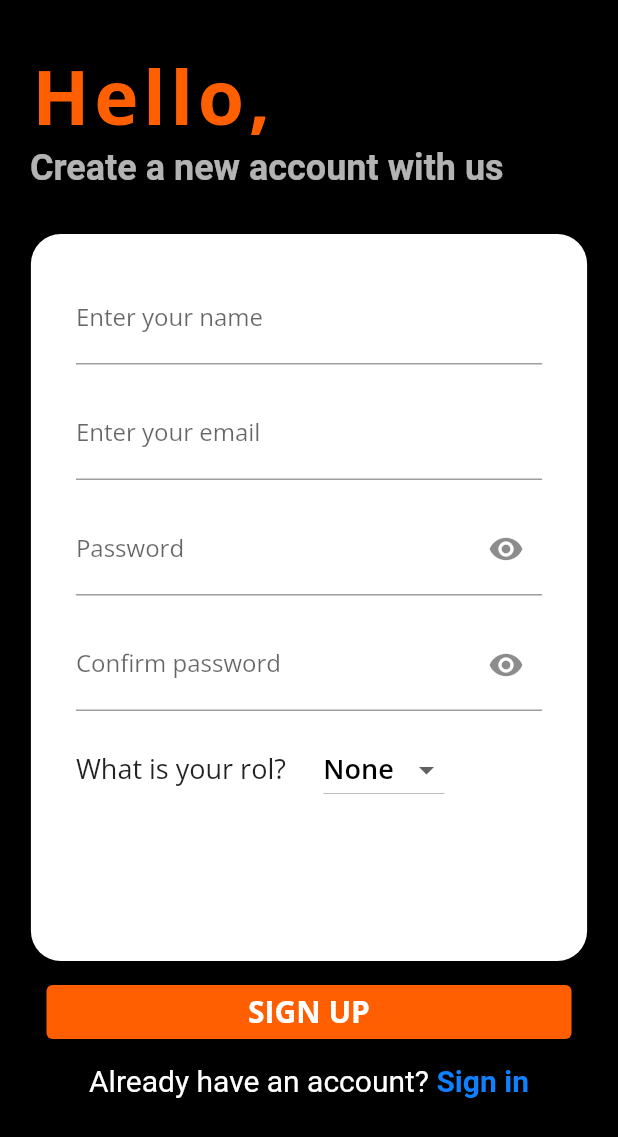
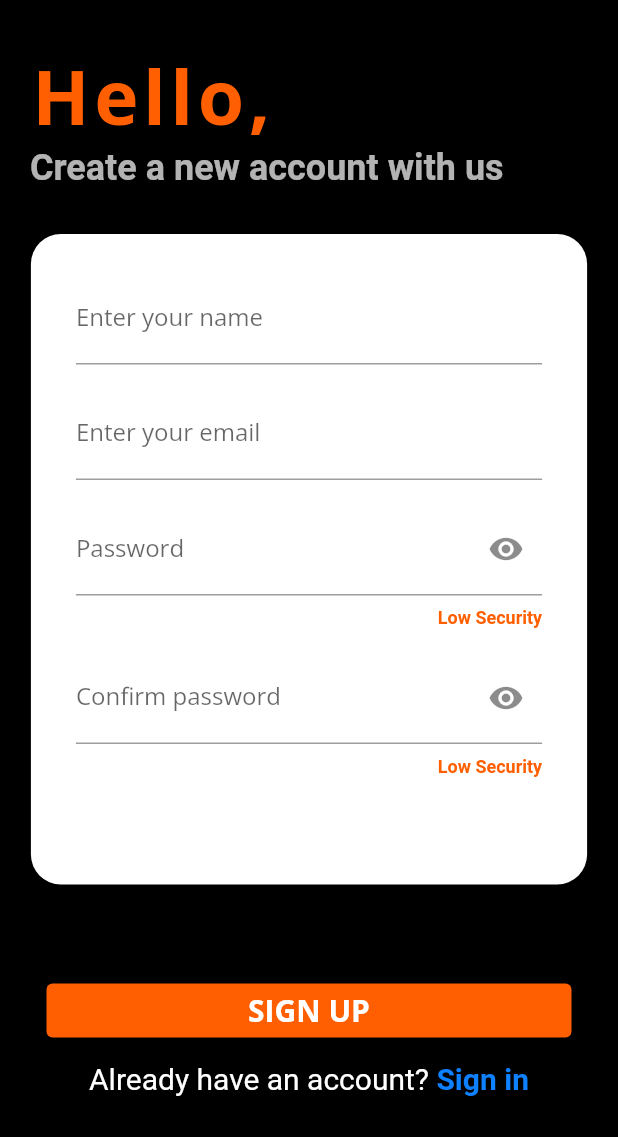
Before and after one commit to julicam10/SecurityApp, a Flutter app: the SignUpScreen screen opened directly, on a phone screen of 412 x 824 dp. Shown: the top 1137 px of the screen. Run offline on Flutter 3.47's test engine with Material 2 defaults, Android fonts, the phone set to English and light mode, and no system bars; our stand-ins replace firebase_auth, firebase_core, font_awesome_flutter, google_fonts; accounts and stored records are empty; network calls fail.

Commit message:
Se arreglaron errores

```diff
--- a/lib/screens/forgot_password_screen.dart
+++ b/lib/screens/forgot_password_screen.dart
@@ -117,7 +117,7 @@ class _ForgotPasswordPageState extends State<ForgotPasswordPage> {
     }
     try {
       final _snackBar2 = SnackBar(
-        backgroundColor: Colors.red,
+        backgroundColor: Colors.green,
         duration: Duration(seconds: 4),
         content: Text('Password Reset Email Sent'),
       );
--- a/lib/screens/signup_screen.dart
+++ b/lib/screens/signup_screen.dart
@@ -21,6 +21,8 @@ String passwordTwo = '';
 String selectedValue = 'None';
 bool passwordVisibleTwo = true;
 bool selectedValueOne = true;
+String _enteredText = '';
+String _enteredText2 = '';
 
 class _SignUpScreen extends State<SignUpScreen> {
   final scaffolKey = GlobalKey<ScaffoldState>();
@@ -40,15 +42,10 @@ class _SignUpScreen extends State<SignUpScreen> {
     super.dispose();
   }
 
-  void _submit() {
+  Future singIn() async {
     final form = formKey.currentState;
     if (form!.validate()) {
       form.save();
-    }
-  }
-
-  Future singIn() async {
-    _submit();
       try {
         await FirebaseAuth.instance.createUserWithEmailAndPassword(
           email: emailController.text.trim(),
@@ -63,6 +60,7 @@ class _SignUpScreen extends State<SignUpScreen> {
         );
         // ignore: deprecated_member_use
         scaffolKey.currentState?.showSnackBar(_snackBar);
+      }
       navigatorKey.currentState!.popUntil((route) => route.isFirst);
     }
   }
@@ -107,7 +105,7 @@ class _SignUpScreen extends State<SignUpScreen> {
                 child: SingleChildScrollView(
                   scrollDirection: Axis.vertical,
                   child: Container(
-                    height: heightScreen / 1.7,
+                    height: heightScreen / 1.9,
                     width: widthScreen * 0.9,
                     decoration: BoxDecoration(
                       color: Colors.white,
@@ -138,10 +136,6 @@ class _SignUpScreen extends State<SignUpScreen> {
                               padding: const EdgeInsets.only(top: 15.0),
                               child: ConfirmPasswordTextFormField(),
                             ),
-                            Padding(
-                              padding: const EdgeInsets.only(top: 15.0),
-                              child: RolWidgets(),
-                            )
                           ],
                         ),
                       ),
@@ -151,7 +145,7 @@ class _SignUpScreen extends State<SignUpScreen> {
               ),
               Center(
                 child: Padding(
-                  padding: const EdgeInsets.only(top: 10.0),
+                  padding: const EdgeInsets.only(top: 60.0),
                   // ignore: sized_box_for_whitespace
                   child: Container(
                     width: 350,
@@ -280,6 +274,11 @@ class _SignUpScreen extends State<SignUpScreen> {
         passwordOne = passwordOne!;
         print(passwordOne);
       },
+      onChanged: (passwordOne) {
+        setState(() {
+          _enteredText = passwordOne;
+        });
+      },
       decoration: InputDecoration(
         hintText: '*****************',
         labelText: 'Password',
@@ -294,6 +293,13 @@ class _SignUpScreen extends State<SignUpScreen> {
             });
           },
         ),
+        counterText: _enteredText.length > 8 ? 'High Security' : 'Low Security',
+        counterStyle: TextStyle(
+          color: _enteredText.length > 8
+              ? const Color.fromRGBO(13, 129, 255, 1)
+              : const Color.fromRGBO(255, 95, 0, 1),
+          fontWeight: FontWeight.bold,
+        ),
       ),
     );
   }
@@ -307,6 +313,21 @@ class _SignUpScreen extends State<SignUpScreen> {
         if (passwordTwo!.isEmpty) {
           return 'Please type something';
         }
+        if (passwordTwo.length < 8) {
+          return 'Your password needs more characters';
+        }
+        if (!passwordTwo.contains(RegExp(r"[a-z]"))) {
+          return 'Your password needs a lowercase letter';
+        }
+        if (!passwordTwo.contains(RegExp(r"[A-Z]"))) {
+          return 'Your password needs an upcase letter';
+        }
+        if (!passwordTwo.contains(RegExp(r"[0-9]"))) {
+          return 'Your password needs a number';
+        }
+        if (!passwordTwo.contains(RegExp(r'[!@#$%^&*(),.?":{}|<>]'))) {
+          return 'Your password needs a special character';
+        }
         if (passwordTwoController.text != passwordOneController.text) {
           return 'Password are not the same';
         } else {
@@ -316,6 +337,11 @@ class _SignUpScreen extends State<SignUpScreen> {
       onSaved: (passwordTwo) {
         passwordTwo = passwordTwo!;
         print(passwordTwo);
+      },
+      onChanged: (passwordTwo) {
+        setState(() {
+          _enteredText2 = passwordTwo;
+        });
       },
       decoration: InputDecoration(
         hintText: '*****************',
@@ -332,49 +358,15 @@ class _SignUpScreen extends State<SignUpScreen> {
             });
           },
         ),
+        counterText:
+            _enteredText2.length > 8 ? 'High Security' : 'Low Security',
+        counterStyle: TextStyle(
+          color: _enteredText2.length > 8
+              ? const Color.fromRGBO(13, 129, 255, 1)
+              : const Color.fromRGBO(255, 95, 0, 1),
+          fontWeight: FontWeight.bold,
+        ),
       ),
     );
   }
-
-  Row RolWidgets() {
-    return Row(
-      children: [
-        Text(
-          'What is your rol?',
-          style: GoogleFonts.openSans(
-            fontSize: 18,
-          ),
-        ),
-        Padding(
-          padding: const EdgeInsets.only(left: 25.0),
-          child: DropdownButton(
-            style: const TextStyle(
-              fontSize: 18.0,
-              color: Colors.black,
-              fontWeight: FontWeight.w600,
-            ),
-            value: selectedValue,
-            items: [
-              DropdownMenuItem(
-                  child: Text("None", style: GoogleFonts.openSans()),
-                  value: "None",
-                  enabled: false),
-              DropdownMenuItem(
-                  child: Text("Admin", style: GoogleFonts.openSans()),
-                  value: "Admin"),
-              DropdownMenuItem(
-                  child: Text("Seller", style: GoogleFonts.openSans()),
-                  value: "Seller"),
-            ],
-            onChanged: (String? newValue) {
-              setState(() {
-                selectedValue = newValue!;
-                print(selectedValue);
-              });
-            },
-          ),
-        ),
-      ],
-    );
 }
-}
```
Lines whose indentation alone changed are shown as unchanged.
